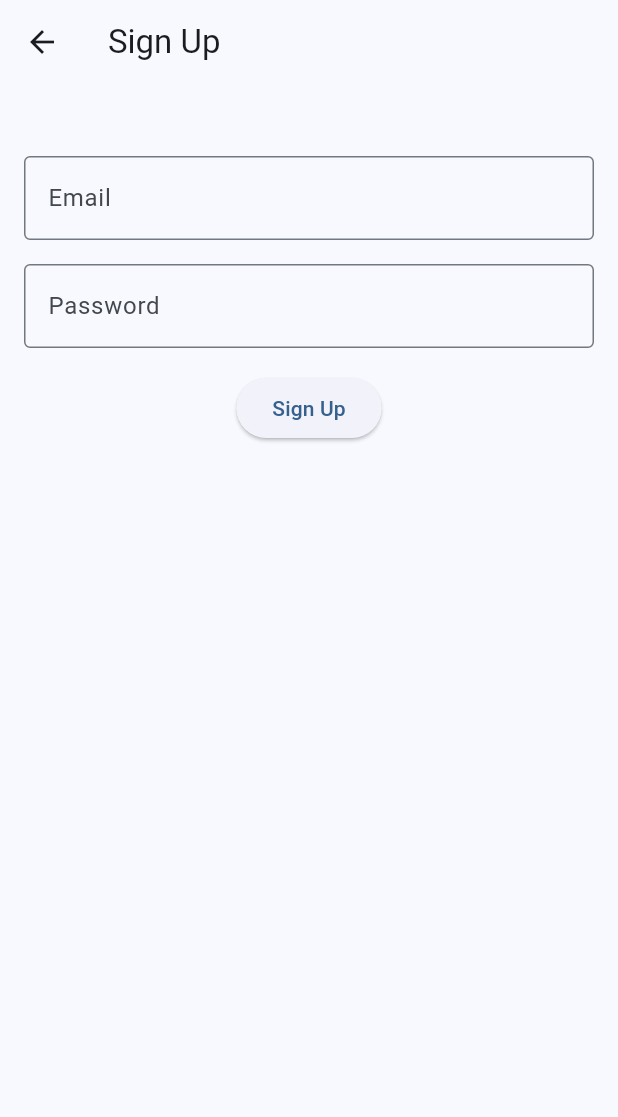
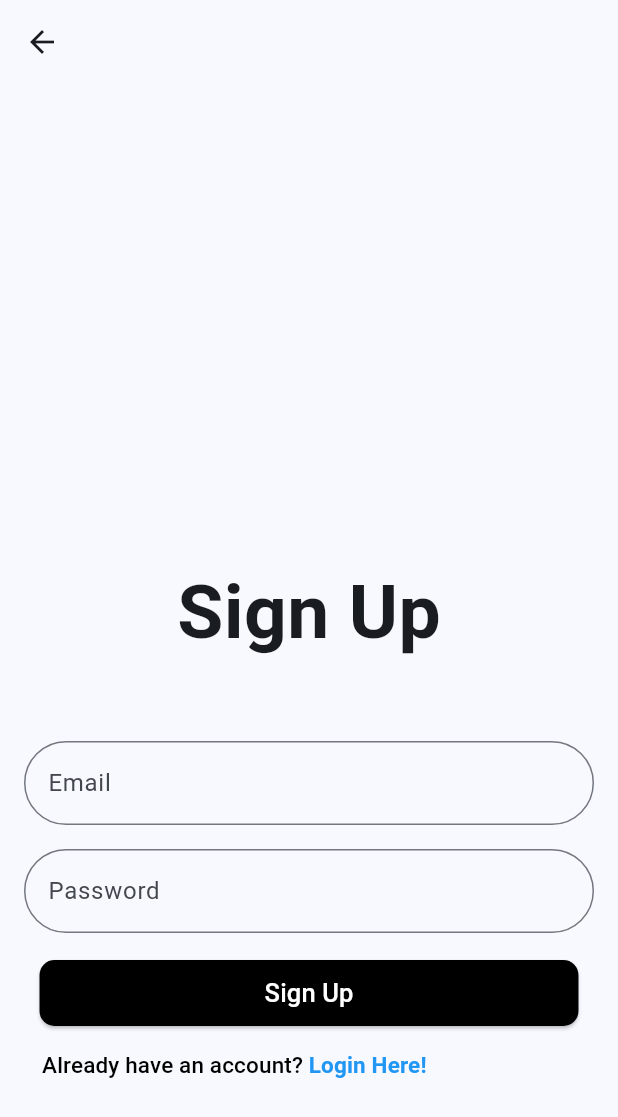
Before and after one commit to AngelPtr/haidenjem, a Flutter app: the SignUpScreen screen opened directly, on a phone screen of 412 x 824 dp. Shown: the top 1117 px of the screen. Run offline on Flutter 3.47's test engine with Material 3 defaults, Android fonts, the phone set to English and light mode, and no system bars; our stand-ins replace firebase_auth, firebase_core, google_sign_in; accounts and stored records are empty.

Commit message:
Otentikasi
Sign in dan sign out

```diff
--- a/lib/screens/sign_up_screen.dart
+++ b/lib/screens/sign_up_screen.dart
@@ -1,6 +1,7 @@
 import 'package:flutter/material.dart';
 import 'package:firebase_auth/firebase_auth.dart';
 import 'package:haidenjem/screens/home_screen.dart';
+import 'package:haidenjem/screens/sign_in_screen.dart';
 
 class SignUpScreen extends StatefulWidget {
   const SignUpScreen({super.key});
@@ -15,37 +16,81 @@ class SignUpScreenState extends State<SignUpScreen> {
   Widget build(BuildContext context) {
     return Scaffold(
       appBar: AppBar(
-        title: const Text('Sign Up'),
+        title: const Column(
+          mainAxisSize: MainAxisSize.min,
+          mainAxisAlignment: MainAxisAlignment.center,
+          children: [
+            Text(
+              '',
+              style: TextStyle(
+                fontSize: 24,
+                fontWeight: FontWeight.bold,
+              ),
+            ),
+          ],
+        ),
       ),
       body: Padding(
         padding: const EdgeInsets.all(16.0),
+        child: SingleChildScrollView(
           child: Column(
             children: [
-            const SizedBox(height: 32.0),
+              const SizedBox(height: 300),
+              const Text(
+                'Sign Up',
+                style: TextStyle(
+                  fontSize: 50,
+                  fontWeight: FontWeight.bold,
+                ),
+              ),
+              const SizedBox(height: 50.0),
               TextField(
                 controller: _emailController,
-              decoration: const InputDecoration(
+                decoration: InputDecoration(
                   labelText: 'Email',
-                border: OutlineInputBorder(),
+                  border: OutlineInputBorder(
+                    borderRadius: BorderRadius.circular(
+                        50), // add a border radius to make the border rounded
+                    borderSide: BorderSide(
+                        width: 2,
+                        color:
+                        Colors.black), // change the border width and color
+                  ),
                 ),
               ),
               const SizedBox(height: 16.0),
               TextField(
                 controller: _passwordController,
-              decoration: const InputDecoration(
+                decoration: InputDecoration(
                   labelText: 'Password',
-                border: OutlineInputBorder(),
+                  border: OutlineInputBorder(
+                    borderRadius: BorderRadius.circular(
+                        50), // add a border radius to make the border rounded
+                    borderSide: BorderSide(
+                        width: 2,
+                        color:
+                        Colors.black), // change the border width and color
+                  ),
                 ),
                 obscureText: true,
               ),
               const SizedBox(height: 16.0),
               ElevatedButton(
+                style: ElevatedButton.styleFrom(
+                  backgroundColor: Colors.black,
+                  padding:
+                  const EdgeInsets.symmetric(horizontal: 150, vertical: 10),
+                  shape: RoundedRectangleBorder(
+                    borderRadius: BorderRadius.circular(10),
+                  ),
+                ),
                 onPressed: () async {
                   final email = _emailController.text.trim();
                   final password = _passwordController.text.trim();
                   if (email.isEmpty || password.isEmpty) {
                     ScaffoldMessenger.of(context).showSnackBar(
-                    const SnackBar(content: Text('Please fill in all fields.')),
+                      const SnackBar(
+                          content: Text('Please fill in all fields.')),
                     );
                     return;
                   }
@@ -55,13 +100,15 @@ class SignUpScreenState extends State<SignUpScreen> {
                       password: password,
                     );
                     Navigator.of(context).pushReplacement(
-                    MaterialPageRoute(builder: (context) => const HomeScreen()),
+                      MaterialPageRoute(
+                          builder: (context) => const HomeScreen()),
                     );
                   } on FirebaseAuthException catch (e) {
                     if (e.code == 'weak-password') {
                       ScaffoldMessenger.of(context).showSnackBar(
                         const SnackBar(
-                          content: Text('The password provided is too weak.')),
+                            content:
+                            Text('The password provided is too weak.')),
                       );
                     } else if (e.code == 'email-already-in-use') {
                       ScaffoldMessenger.of(context).showSnackBar(
@@ -81,9 +128,45 @@ class SignUpScreenState extends State<SignUpScreen> {
                     );
                   }
                 },
-              child: const Text('Sign Up'),
+                child: const Text(
+                  'Sign Up',
+                  style: TextStyle(
+                    color: Colors.white,
+                    fontSize: 17,
+                  ),
+                ),
+              ),
+              TextButton(
+                onPressed: () {
+                  Navigator.push(
+                    context,
+                    MaterialPageRoute(
+                        builder: (context) => const SignInScreen()),
+                  );
+                },
+                child: const Row(
+                  mainAxisAlignment: MainAxisAlignment.start,
+                  children: const [
+                    Text(
+                      'Already have an account? ',
+                      style: TextStyle(
+                        color: Colors.black,
+                        fontSize: 15,
+                      ),
+                    ),
+                    Text(
+                      'Login Here!',
+                      style: TextStyle(
+                        color: Colors.blue,
+                        fontSize: 15,
+                        fontWeight: FontWeight.bold,
+                      ),
                     ),
                   ],
+                ),
+              ),
+            ],
+          ),
         ),
       ),
     );
--- a/pubspec.yaml
+++ b/pubspec.yaml
@@ -65,7 +65,7 @@ flutter:
   #   - images/a_dot_burr.jpeg
   #   - images/a_dot_ham.jpeg
   assets:
-    - assets/images/google.png
+    - assets/images/
 
   # An image asset can refer to one or more resolution-specific "variants", see
   # https://flutter.dev/assets-and-images/#resolution-aware
```
Also changed, not shown: lib/screens/sign_in_screen.dart (+89 -22 lines), assets/images/addpost.png (added), assets/images/logo.png (added), pubspec.lock. Lines whose indentation alone changed are shown as unchanged.
